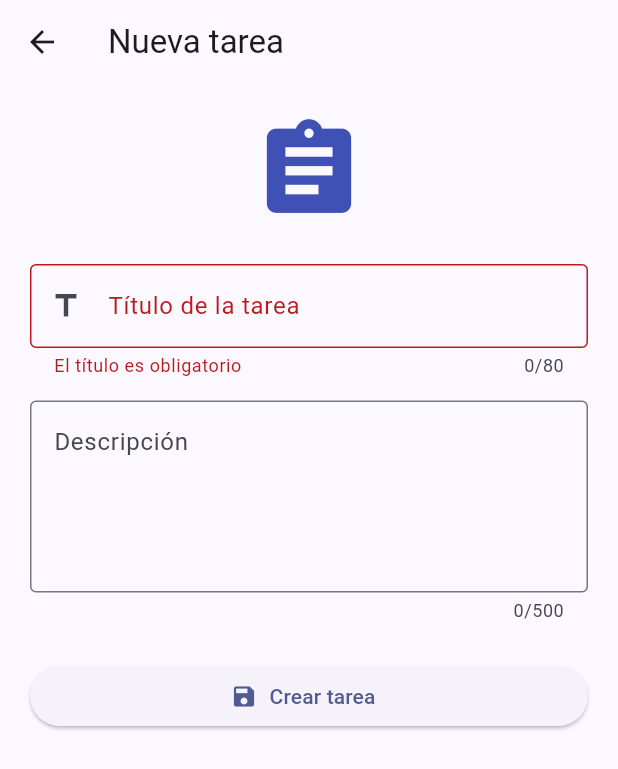
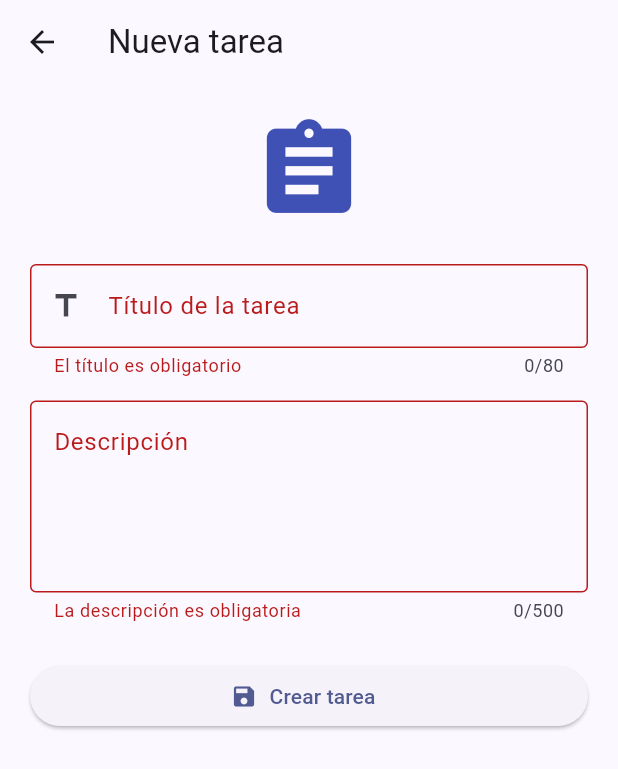
Before and after one commit to LeoRubio03/gestion_tareas_flutter, a Flutter app: the TareaFormScreen screen opened directly, after a tap on "Crear tarea", on a phone screen of 412 x 824 dp. Shown: the top 769 px of the screen. Run offline on Flutter 3.47's test engine with Material 3 defaults, Android fonts, the phone set to English and light mode, and no system bars; our stand-ins replace cloud_firestore, firebase_auth, firebase_core; accounts and stored records are empty.

Commit message:
Correccion de las tres incidencias funcionales

```diff
--- a/lib/models/tarea.dart
+++ b/lib/models/tarea.dart
@@ -1,26 +1,37 @@
+
+import 'package:cloud_firestore/cloud_firestore.dart';
 
 class Tarea {
   final String id;
   final String titulo;
   final String descripcion;
   final bool completada;
+  final DateTime fechaCreacion;
 
   Tarea({
     required this.id,
     required this.titulo,
     required this.descripcion,
     required this.completada,
-  });
+    DateTime? fechaCreacion,
+  }) : fechaCreacion = fechaCreacion ?? DateTime.now();
 
   factory Tarea.desdeMapa(
     String id,
     Map<String, dynamic> datos,
   ) {
+    final fecha = datos['fechaCreacion'];
+
     return Tarea(
       id: id,
       titulo: datos['titulo'] ?? '',
       descripcion: datos['descripcion'] ?? '',
       completada: datos['completada'] ?? false,
+      fechaCreacion: fecha is Timestamp
+          ? fecha.toDate()
+          : fecha is DateTime
+              ? fecha
+              : DateTime.fromMillisecondsSinceEpoch(0),
     );
   }
 
@@ -29,6 +40,7 @@ class Tarea {
       'titulo': titulo,
       'descripcion': descripcion,
       'completada': completada,
+      'fechaCreacion': Timestamp.fromDate(fechaCreacion),
     };
   }
 }
--- a/lib/screens/tarea_form_screen.dart
+++ b/lib/screens/tarea_form_screen.dart
@@ -70,13 +70,28 @@ class _TareaFormScreenState extends State<TareaFormScreen> {
       }
 
       if (!mounted) return;
+
       Navigator.pop(context);
+    } on StateError catch (e) {
+      if (!mounted) return;
+
+      final mensaje = e.message == 'Ya existe una tarea con ese título'
+          ? 'Ya existe una tarea con ese título'
+          : 'Error al guardar la tarea';
+
+      ScaffoldMessenger.of(context).showSnackBar(
+        SnackBar(
+          content: Text(mensaje),
+          backgroundColor: Colors.red,
+        ),
+      );
     } catch (e) {
       if (!mounted) return;
 
       ScaffoldMessenger.of(context).showSnackBar(
         const SnackBar(
           content: Text('Error al guardar la tarea'),
+          backgroundColor: Colors.red,
         ),
       );
     } finally {
@@ -108,8 +123,10 @@ class _TareaFormScreenState extends State<TareaFormScreen> {
                 size: 75,
                 color: Colors.indigo,
               ),
+
               const SizedBox(height: 25),
 
+              // CAMPO DEL TITULO
               TextFormField(
                 controller: tituloController,
                 maxLength: 80,
@@ -128,6 +145,8 @@ class _TareaFormScreenState extends State<TareaFormScreen> {
 
               const SizedBox(height: 15),
 
+              // CAMPO DE DESCRIPCION
+              // CORRECCION INC-02
               TextFormField(
                 controller: descripcionController,
                 maxLines: 4,
@@ -137,10 +156,17 @@ class _TareaFormScreenState extends State<TareaFormScreen> {
                   border: OutlineInputBorder(),
                   alignLabelWithHint: true,
                 ),
+                validator: (valor) {
+                  if (valor == null || valor.trim().isEmpty) {
+                    return 'La descripción es obligatoria';
+                  }
+                  return null;
+                },
               ),
 
               const SizedBox(height: 25),
 
+              // BOTON PARA GUARDAR O EDITAR
               ElevatedButton.icon(
                 onPressed: guardando ? null : guardarTarea,
                 icon: const Icon(Icons.save),
```
Also changed, not shown: lib/services/tarea_service.dart (+40 -7 lines).
